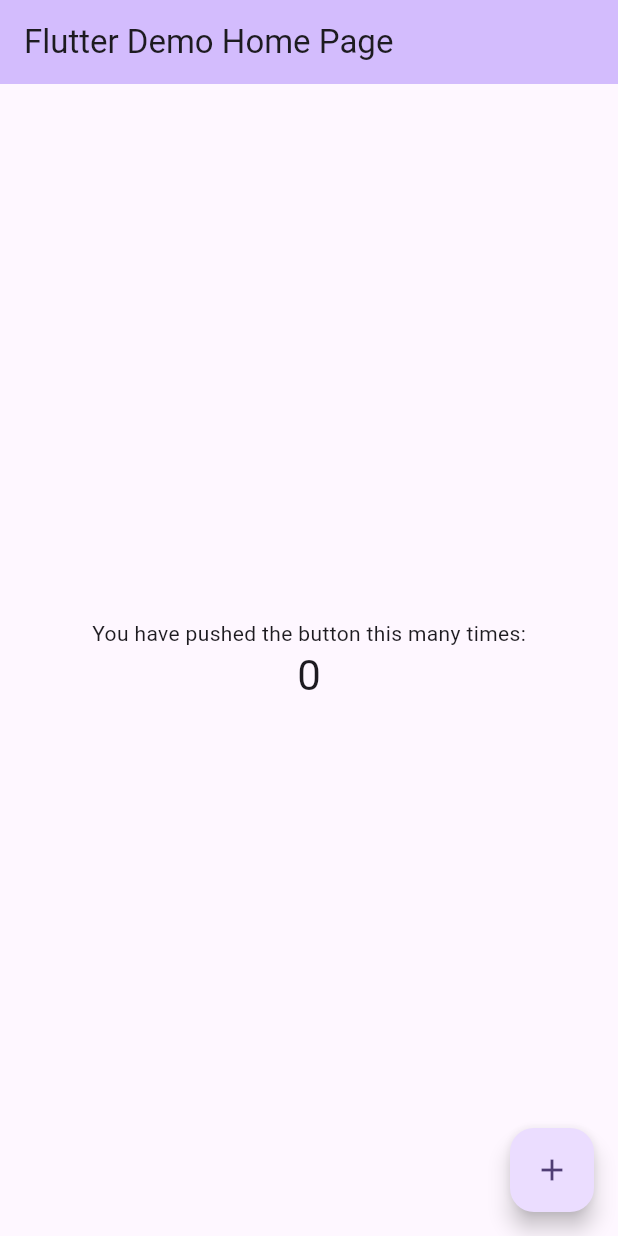
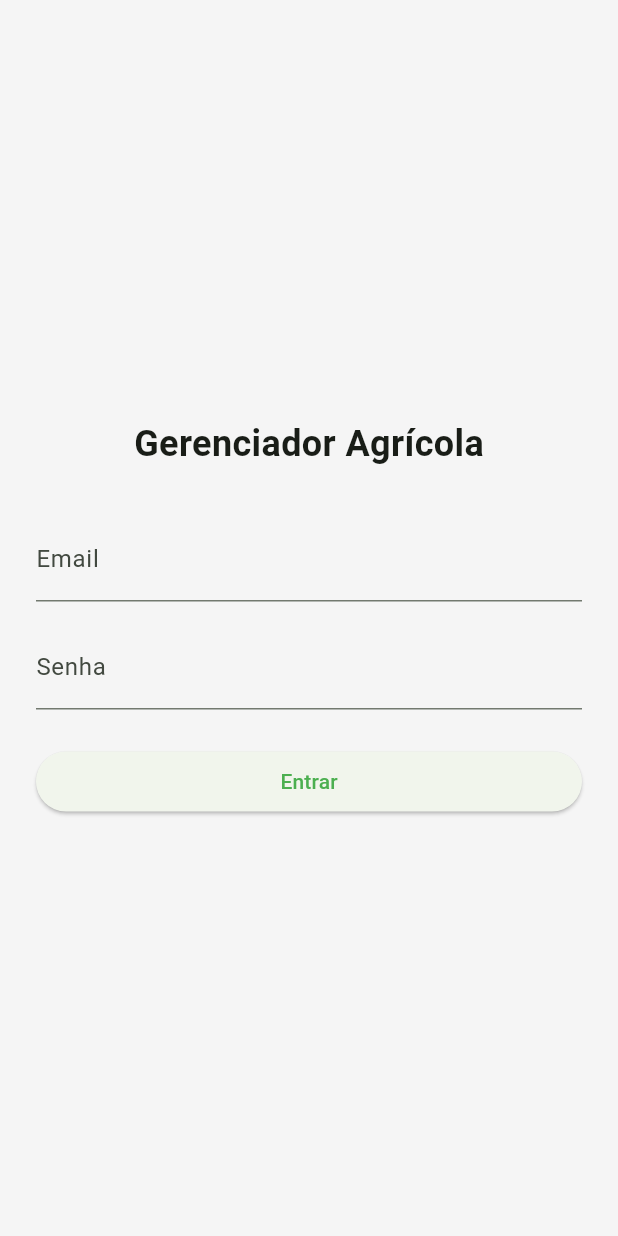
Before and after one commit to GabrielMatiaszsz/tcc-agricultural-manager, a Flutter app: the screen it shows after launch, on a phone screen of 412 x 824 dp. Run offline on Flutter 3.47's test engine with Material 3 defaults, Android fonts, the phone set to English and light mode, and no system bars.

Commit message:
feat: add initial screens and theme

```diff
--- /dev/null
+++ b/lib/app_theme.dart
@@ -0,0 +1,18 @@
+import 'package:flutter/material.dart';
+
+class AppTheme {
+  static ThemeData get theme {
+    const primary = Color(0xFF4CAF50); // Green
+    const secondary = Color(0xFF8D6E63); // Brown
+    return ThemeData(
+      colorScheme: ColorScheme.fromSeed(
+        seedColor: primary,
+        primary: primary,
+        secondary: secondary,
+        background: const Color(0xFFF5F5F5),
+      ),
+      scaffoldBackgroundColor: const Color(0xFFF5F5F5),
+      useMaterial3: true,
+    );
+  }
+}
--- a/lib/main.dart
+++ b/lib/main.dart
@@ -1,4 +1,10 @@
 import 'package:flutter/material.dart';
+import 'app_theme.dart';
+import 'screens/login_screen.dart';
+import 'screens/dashboard_screen.dart';
+import 'screens/insumos_screen.dart';
+import 'screens/maquinarios_screen.dart';
+import 'screens/colaboradores_screen.dart';
 
 void main() {
   runApp(const MyApp());
@@ -7,116 +13,19 @@ void main() {
 class MyApp extends StatelessWidget {
   const MyApp({super.key});
 
-  // This widget is the root of your application.
   @override
   Widget build(BuildContext context) {
     return MaterialApp(
-      title: 'Flutter Demo',
-      theme: ThemeData(
-        // This is the theme of your application.
-        //
-        // TRY THIS: Try running your application with "flutter run". You'll see
-        // the application has a purple toolbar. Then, without quitting the app,
-        // try changing the seedColor in the colorScheme below to Colors.green
-        // and then invoke "hot reload" (save your changes or press the "hot
-        // reload" button in a Flutter-supported IDE, or press "r" if you used
-        // the command line to start the app).
-        //
-        // Notice that the counter didn't reset back to zero; the application
-        // state is not lost during the reload. To reset the state, use hot
-        // restart instead.
-        //
-        // This works for code too, not just values: Most code changes can be
-        // tested with just a hot reload.
-        colorScheme: ColorScheme.fromSeed(seedColor: Colors.deepPurple),
-      ),
-      home: const MyHomePage(title: 'Flutter Demo Home Page'),
+      title: 'Gerenciador Agrícola',
+      theme: AppTheme.theme,
+      initialRoute: '/',
+      routes: {
+        '/': (context) => const LoginScreen(),
+        '/dashboard': (context) => const DashboardScreen(),
+        '/insumos': (context) => const InsumosScreen(),
+        '/maquinarios': (context) => const MaquinariosScreen(),
+        '/colaboradores': (context) => const ColaboradoresScreen(),
+      },
     );
   }
 }
-
-class MyHomePage extends StatefulWidget {
-  const MyHomePage({super.key, required this.title});
-
-  // This widget is the home page of your application. It is stateful, meaning
-  // that it has a State object (defined below) that contains fields that affect
-  // how it looks.
-
-  // This class is the configuration for the state. It holds the values (in this
-  // case the title) provided by the parent (in this case the App widget) and
-  // used by the build method of the State. Fields in a Widget subclass are
-  // always marked "final".
-
-  final String title;
-
-  @override
-  State<MyHomePage> createState() => _MyHomePageState();
-}
-
-class _MyHomePageState extends State<MyHomePage> {
-  int _counter = 0;
-
-  void _incrementCounter() {
-    setState(() {
-      // This call to setState tells the Flutter framework that something has
-      // changed in this State, which causes it to rerun the build method below
-      // so that the display can reflect the updated values. If we changed
-      // _counter without calling setState(), then the build method would not be
-      // called again, and so nothing would appear to happen.
-      _counter++;
-    });
-  }
-
-  @override
-  Widget build(BuildContext context) {
-    // This method is rerun every time setState is called, for instance as done
-    // by the _incrementCounter method above.
-    //
-    // The Flutter framework has been optimized to make rerunning build methods
-    // fast, so that you can just rebuild anything that needs updating rather
-    // than having to individually change instances of widgets.
-    return Scaffold(
-      appBar: AppBar(
-        // TRY THIS: Try changing the color here to a specific color (to
-        // Colors.amber, perhaps?) and trigger a hot reload to see the AppBar
-        // change color while the other colors stay the same.
-        backgroundColor: Theme.of(context).colorScheme.inversePrimary,
-        // Here we take the value from the MyHomePage object that was created by
-        // the App.build method, and use it to set our appbar title.
-        title: Text(widget.title),
-      ),
-      body: Center(
-        // Center is a layout widget. It takes a single child and positions it
-        // in the middle of the parent.
-        child: Column(
-          // Column is also a layout widget. It takes a list of children and
-          // arranges them vertically. By default, it sizes itself to fit its
-          // children horizontally, and tries to be as tall as its parent.
-          //
-          // Column has various properties to control how it sizes itself and
-          // how it positions its children. Here we use mainAxisAlignment to
-          // center the children vertically; the main axis here is the vertical
-          // axis because Columns are vertical (the cross axis would be
-          // horizontal).
-          //
-          // TRY THIS: Invoke "debug painting" (choose the "Toggle Debug Paint"
-          // action in the IDE, or press "p" in the console), to see the
-          // wireframe for each widget.
-          mainAxisAlignment: MainAxisAlignment.center,
-          children: <Widget>[
-            const Text('You have pushed the button this many times:'),
-            Text(
-              '$_counter',
-              style: Theme.of(context).textTheme.headlineMedium,
-            ),
-          ],
-        ),
-      ),
-      floatingActionButton: FloatingActionButton(
-        onPressed: _incrementCounter,
-        tooltip: 'Increment',
-        child: const Icon(Icons.add),
-      ), // This trailing comma makes auto-formatting nicer for build methods.
-    );
-  }
-}
--- /dev/null
+++ b/lib/screens/login_screen.dart
@@ -0,0 +1,54 @@
+import 'package:flutter/material.dart';
+
+class LoginScreen extends StatefulWidget {
+  const LoginScreen({super.key});
+
+  @override
+  State<LoginScreen> createState() => _LoginScreenState();
+}
+
+class _LoginScreenState extends State<LoginScreen> {
+  final _emailController = TextEditingController();
+  final _passwordController = TextEditingController();
+
+  @override
+  Widget build(BuildContext context) {
+    return Scaffold(
+      body: Center(
+        child: SingleChildScrollView(
+          padding: const EdgeInsets.all(24),
+          child: Column(
+            mainAxisAlignment: MainAxisAlignment.center,
+            children: [
+              const Text(
+                'Gerenciador Agrícola',
+                style: TextStyle(fontSize: 24, fontWeight: FontWeight.bold),
+              ),
+              const SizedBox(height: 32),
+              TextField(
+                controller: _emailController,
+                decoration: const InputDecoration(labelText: 'Email'),
+              ),
+              const SizedBox(height: 16),
+              TextField(
+                controller: _passwordController,
+                decoration: const InputDecoration(labelText: 'Senha'),
+                obscureText: true,
+              ),
+              const SizedBox(height: 24),
+              SizedBox(
+                width: double.infinity,
+                child: ElevatedButton(
+                  onPressed: () {
+                    Navigator.pushReplacementNamed(context, '/dashboard');
+                  },
+                  child: const Text('Entrar'),
+                ),
+              ),
+            ],
+          ),
+        ),
+      ),
+    );
+  }
+}
```
Also changed, not shown: lib/screens/colaboradores_screen.dart (added, +15 -0 lines), lib/screens/dashboard_screen.dart (added, +67 -0 lines), lib/screens/insumos_screen.dart (added, +15 -0 lines), lib/screens/maquinarios_screen.dart (added, +15 -0 lines), 1 other file.
